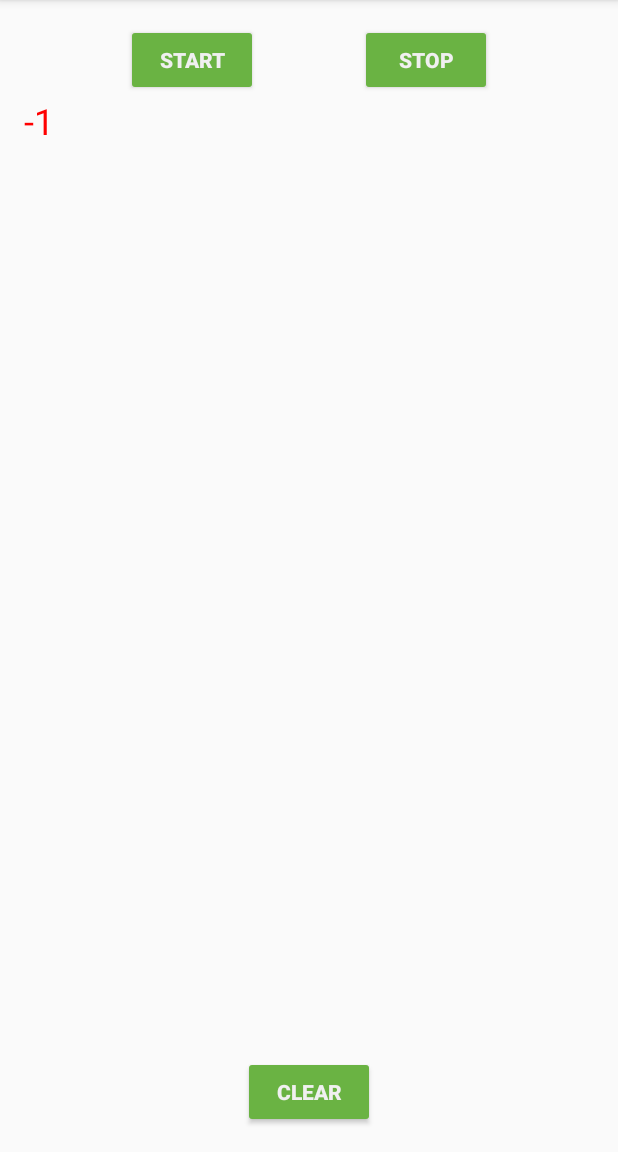
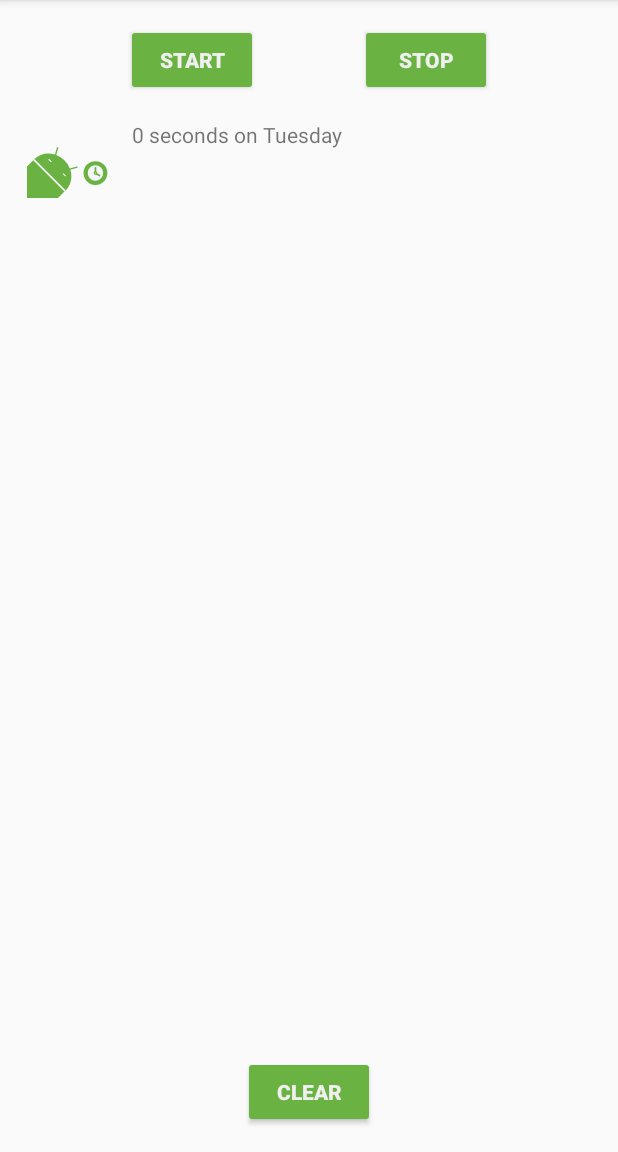
Before and after one commit to alexz1124/RecyclerView-fundamentals, an Android app: the screen it shows after launch (MainActivity), after a tap on "START", on a phone screen of 412 x 824 dp, the part 84-1236 px from its top. Run offline under Robolectric (Android 15) with nearby library versions, the phone set to English and light mode, and no system bars; our stand-ins replace Room's generated code, data binding; Roboto replaces fonts that are not available here; 3 statements that could not run were skipped.

Commit message:
Task: Create a ViewHolder for all the sleep data

```diff
--- a/app/src/main/java/com/example/android/trackmysleepquality/Util.kt
+++ b/app/src/main/java/com/example/android/trackmysleepquality/Util.kt
@@ -25,31 +25,31 @@ import android.widget.TextView
 import androidx.recyclerview.widget.RecyclerView
 import com.example.android.trackmysleepquality.database.SleepNight
 import java.text.SimpleDateFormat
-//import java.util.concurrent.TimeUnit
-//import java.util.*
+import java.util.concurrent.TimeUnit
+import java.util.*
 
 
-//private val ONE_MINUTE_MILLIS = TimeUnit.MILLISECONDS.convert(1, TimeUnit.MINUTES)
-//private val ONE_HOUR_MILLIS = TimeUnit.MILLISECONDS.convert(1, TimeUnit.HOURS)
+private val ONE_MINUTE_MILLIS = TimeUnit.MILLISECONDS.convert(1, TimeUnit.MINUTES)
+private val ONE_HOUR_MILLIS = TimeUnit.MILLISECONDS.convert(1, TimeUnit.HOURS)
 
-//fun convertDurationToFormatted(startTimeMilli: Long, endTimeMilli: Long, res: Resources): String {
-//    val durationMilli = endTimeMilli - startTimeMilli
-//    val weekdayString = SimpleDateFormat("EEEE", Locale.getDefault()).format(startTimeMilli)
-//    return when {
-//        durationMilli < ONE_MINUTE_MILLIS -> {
-//            val seconds = TimeUnit.SECONDS.convert(durationMilli, TimeUnit.MILLISECONDS)
-//            res.getString(R.string.seconds_length, seconds, weekdayString)
-//        }
-//        durationMilli < ONE_HOUR_MILLIS -> {
-//            val minutes = TimeUnit.MINUTES.convert(durationMilli, TimeUnit.MILLISECONDS)
-//            res.getString(R.string.minutes_length, minutes, weekdayString)
-//        }
-//        else -> {
-//            val hours = TimeUnit.HOURS.convert(durationMilli, TimeUnit.MILLISECONDS)
-//            res.getString(R.string.hours_length, hours, weekdayString)
-//        }
-//    }
-//}
+fun convertDurationToFormatted(startTimeMilli: Long, endTimeMilli: Long, res: Resources): String {
+    val durationMilli = endTimeMilli - startTimeMilli
+    val weekdayString = SimpleDateFormat("EEEE", Locale.getDefault()).format(startTimeMilli)
+    return when {
+        durationMilli < ONE_MINUTE_MILLIS -> {
+            val seconds = TimeUnit.SECONDS.convert(durationMilli, TimeUnit.MILLISECONDS)
+            res.getString(R.string.seconds_length, seconds, weekdayString)
+        }
+        durationMilli < ONE_HOUR_MILLIS -> {
+            val minutes = TimeUnit.MINUTES.convert(durationMilli, TimeUnit.MILLISECONDS)
+            res.getString(R.string.minutes_length, minutes, weekdayString)
+        }
+        else -> {
+            val hours = TimeUnit.HOURS.convert(durationMilli, TimeUnit.MILLISECONDS)
+            res.getString(R.string.hours_length, hours, weekdayString)
+        }
+    }
+}
 
 
 
--- a/app/src/main/java/com/example/android/trackmysleepquality/sleeptracker/SleepNightAdapter.kt
+++ b/app/src/main/java/com/example/android/trackmysleepquality/sleeptracker/SleepNightAdapter.kt
@@ -2,37 +2,50 @@ package com.example.android.trackmysleepquality.sleeptracker
 
 import android.graphics.Color
 import android.view.LayoutInflater
+import android.view.View
 import android.view.ViewGroup
+import android.widget.ImageView
 import android.widget.TextView
 import androidx.recyclerview.widget.RecyclerView
 import com.example.android.trackmysleepquality.R
 import com.example.android.trackmysleepquality.TextItemViewHolder
+import com.example.android.trackmysleepquality.convertDurationToFormatted
 import com.example.android.trackmysleepquality.database.SleepNight
 
-class SleepNightAdapter : RecyclerView.Adapter<TextItemViewHolder>() {
+class SleepNightAdapter : RecyclerView.Adapter<SleepNightAdapter.ViewHolder>() {
+    class ViewHolder(itemView: View) : RecyclerView.ViewHolder(itemView) {
+        val sleepLength: TextView = itemView.findViewById(R.id.sleep_length)
+        val quality: TextView = itemView.findViewById(R.id.quality_string)
+        val qualityImage: ImageView = itemView.findViewById(R.id.quality_image)
+    }
+
     var data = listOf<SleepNight>()
         set(value) {
             field = value
             notifyDataSetChanged()
         }
-
     override fun getItemCount() = data.size
-    override fun onBindViewHolder(holder: TextItemViewHolder, position: Int) {
+    override fun onBindViewHolder(holder: ViewHolder, position: Int) {
         val item = data[position]
-        holder.textView.text = item.sleepQuality.toString()
-        if (item.sleepQuality <= 1) {
-            holder.textView.setTextColor(Color.RED) // red
-        } else {
-            // reset
-            holder.textView.setTextColor(Color.BLACK) // black
-        }
+        val res = holder.itemView.context.resources
+        holder.sleepLength.text = convertDurationToFormatted(item.startTimeMilli, item.endTimeMilli, res)
+        holder.qualityImage.setImageResource(when (item.sleepQuality) {
+            0 -> R.drawable.ic_sleep_0
+            1 -> R.drawable.ic_sleep_1
+            2 -> R.drawable.ic_sleep_2
+            3 -> R.drawable.ic_sleep_3
+            4 -> R.drawable.ic_sleep_4
+            5 -> R.drawable.ic_sleep_5
+            else -> R.drawable.ic_sleep_active
+        })
     }
-
-    override fun onCreateViewHolder(parent: ViewGroup, viewType: Int): TextItemViewHolder {
-        val layoutInflater = LayoutInflater.from(parent.context)
+    override fun onCreateViewHolder(
+            parent: ViewGroup, viewType: Int): ViewHolder {
+        val layoutInflater =
+                LayoutInflater.from(parent.context)
         val view = layoutInflater
-                .inflate(R.layout.text_item_view, parent, false) as TextView
-        return TextItemViewHolder(view)
-
+                .inflate(R.layout.list_item_sleep_night,
+                        parent, false)
+        return ViewHolder(view)
     }
 }
--- /dev/null
+++ b/app/src/main/res/layout/list_item_sleep_night.xml
@@ -0,0 +1,42 @@
+<?xml version="1.0" encoding="utf-8"?>
+<androidx.constraintlayout.widget.ConstraintLayout xmlns:android="http://schemas.android.com/apk/res/android"
+    xmlns:app="http://schemas.android.com/apk/res-auto"
+    xmlns:tools="http://schemas.android.com/tools"
+    android:layout_width="match_parent"
+    android:layout_height="wrap_content">
+
+    <ImageView
+        android:id="@+id/quality_image"
+        android:layout_width="@dimen/icon_size"
+        android:layout_height="60dp"
+        android:layout_marginStart="16dp"
+        android:layout_marginTop="8dp"
+        android:layout_marginBottom="8dp"
+        app:layout_constraintBottom_toBottomOf="parent"
+        app:layout_constraintStart_toStartOf="parent"
+        app:layout_constraintTop_toTopOf="parent"
+        tools:srcCompat="@drawable/ic_sleep_5" />
+
+    <TextView
+        android:id="@+id/sleep_length"
+        android:layout_width="0dp"
+        android:layout_height="20dp"
+        android:layout_marginStart="8dp"
+        android:layout_marginTop="8dp"
+        android:layout_marginEnd="16dp"
+        app:layout_constraintEnd_toEndOf="parent"
+        app:layout_constraintStart_toEndOf="@+id/quality_image"
+        app:layout_constraintTop_toTopOf="@+id/quality_image"
+        tools:text="Wednesday" />
+
+    <TextView
+        android:id="@+id/quality_string"
+        android:layout_width="0dp"
+        android:layout_height="20dp"
+        android:layout_marginTop="8dp"
+        app:layout_constraintEnd_toEndOf="@+id/sleep_length"
+        app:layout_constraintHorizontal_bias="0.0"
+        app:layout_constraintStart_toStartOf="@+id/sleep_length"
+        app:layout_constraintTop_toBottomOf="@+id/sleep_length"
+        tools:text="Excellent!!!" />
+</androidx.constraintlayout.widget.ConstraintLayout>
```
